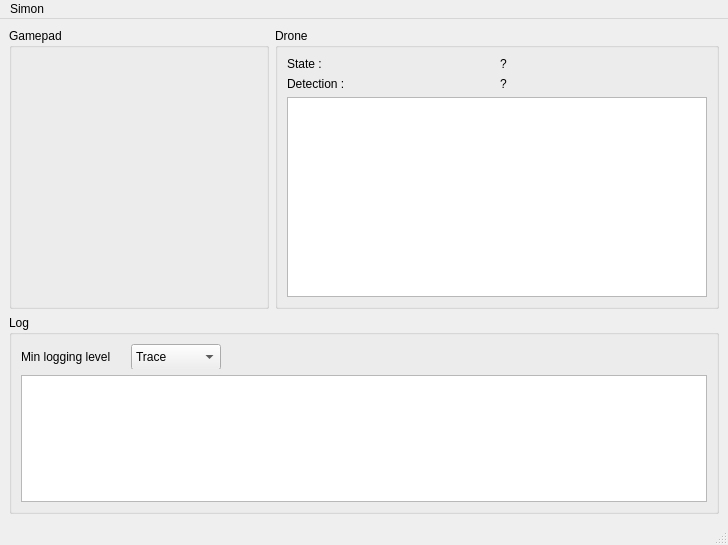
First picture: the form in host/simon_gui/MainWindow.ui, repository Rajesh-Sec-Project/simon, before the edit.
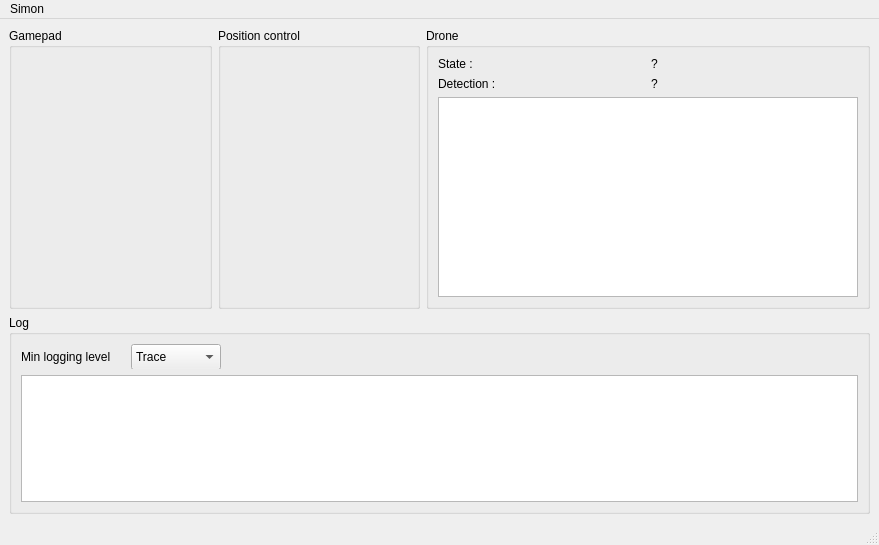
Second picture: the form after the edit. Custom widgets are drawn as their Qt base class.

Commit message: Added a gamepad to control the drone's position

The edit to the form file:
```diff
--- a/host/simon_gui/MainWindow.ui
+++ b/host/simon_gui/MainWindow.ui
@@ -6,7 +6,7 @@
    <rect>
     <x>0</x>
     <y>0</y>
-    <width>728</width>
+    <width>879</width>
     <height>545</height>
    </rect>
   </property>
@@ -15,72 +15,7 @@
   </property>
   <widget class="QWidget" name="centralwidget">
    <layout class="QGridLayout" name="gridLayout_3">
-    <item row="0" column="0">
-     <widget class="QGroupBox" name="groupBox_2">
-      <property name="title">
-       <string>Gamepad</string>
-      </property>
-      <layout class="QGridLayout" name="gridLayout_2">
-       <item row="0" column="0">
-        <widget class="GamePad" name="gamepad" native="true"/>
-       </item>
-      </layout>
-     </widget>
-    </item>
-    <item row="0" column="1">
-     <widget class="QGroupBox" name="groupBox_3">
-      <property name="title">
-       <string>Drone</string>
-      </property>
-      <layout class="QGridLayout" name="gridLayout_4">
-       <item row="0" column="0">
-        <widget class="QLabel" name="label">
-         <property name="text">
-          <string>State :</string>
-         </property>
-        </widget>
-       </item>
-       <item row="0" column="1">
-        <widget class="QLabel" name="droneStateLabel">
-         <property name="text">
-          <string>?</string>
-         </property>
-        </widget>
-       </item>
-       <item row="2" column="0" colspan="2">
-        <widget class="QGraphicsView" name="detections">
-         <property name="sizePolicy">
-          <sizepolicy hsizetype="Expanding" vsizetype="Expanding">
-           <horstretch>0</horstretch>
-           <verstretch>0</verstretch>
-          </sizepolicy>
-         </property>
-         <property name="minimumSize">
-          <size>
-           <width>420</width>
-           <height>200</height>
-          </size>
-         </property>
-        </widget>
-       </item>
-       <item row="1" column="0">
-        <widget class="QLabel" name="label_2">
-         <property name="text">
-          <string>Detection :</string>
-         </property>
-        </widget>
-       </item>
-       <item row="1" column="1">
-        <widget class="QLabel" name="detectionsLabel">
-         <property name="text">
-          <string>?</string>
-         </property>
-        </widget>
-       </item>
-      </layout>
-     </widget>
-    </item>
-    <item row="1" column="0" colspan="2">
+    <item row="1" column="0" colspan="3">
      <widget class="QGroupBox" name="groupBox">
       <property name="title">
        <string>Log</string>
@@ -155,6 +90,83 @@
       </layout>
      </widget>
     </item>
+    <item row="0" column="2">
+     <widget class="QGroupBox" name="groupBox_3">
+      <property name="title">
+       <string>Drone</string>
+      </property>
+      <layout class="QGridLayout" name="gridLayout_4">
+       <item row="0" column="0">
+        <widget class="QLabel" name="label">
+         <property name="text">
+          <string>State :</string>
+         </property>
+        </widget>
+       </item>
+       <item row="0" column="1">
+        <widget class="QLabel" name="droneStateLabel">
+         <property name="text">
+          <string>?</string>
+         </property>
+        </widget>
+       </item>
+       <item row="2" column="0" colspan="2">
+        <widget class="QGraphicsView" name="detections">
+         <property name="sizePolicy">
+          <sizepolicy hsizetype="Expanding" vsizetype="Expanding">
+           <horstretch>0</horstretch>
+           <verstretch>0</verstretch>
+          </sizepolicy>
+         </property>
+         <property name="minimumSize">
+          <size>
+           <width>420</width>
+           <height>200</height>
+          </size>
+         </property>
+        </widget>
+       </item>
+       <item row="1" column="0">
+        <widget class="QLabel" name="label_2">
+         <property name="text">
+          <string>Detection :</string>
+         </property>
+        </widget>
+       </item>
+       <item row="1" column="1">
+        <widget class="QLabel" name="detectionsLabel">
+         <property name="text">
+          <string>?</string>
+         </property>
+        </widget>
+       </item>
+      </layout>
+     </widget>
+    </item>
+    <item row="0" column="0">
+     <widget class="QGroupBox" name="groupBox_2">
+      <property name="title">
+       <string>Gamepad</string>
+      </property>
+      <layout class="QGridLayout" name="gridLayout_2">
+       <item row="0" column="1">
+        <widget class="GamePad" name="gamepad" native="true"/>
+       </item>
+      </layout>
+     </widget>
+    </item>
+    <item row="0" column="1">
+     <widget class="QGroupBox" name="groupBox_4">
+      <property name="title">
+       <string>Position control</string>
+      </property>
+      <layout class="QGridLayout" name="gridLayout_5">
+       <item row="0" column="0">
+        <widget class="GamePad" name="positionControl" native="true"/>
+       </item>
+      </layout>
+     </widget>
+    </item>
    </layout>
   </widget>
   <widget class="QMenuBar" name="menubar">
@@ -162,7 +174,7 @@
     <rect>
      <x>0</x>
      <y>0</y>
-     <width>728</width>
+     <width>879</width>
      <height>24</height>
     </rect>
    </property>
```
The commit also changes 7 other files.
